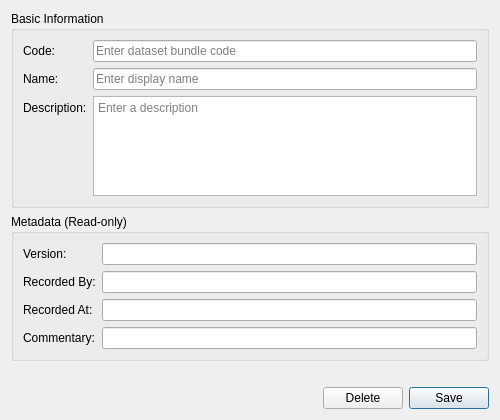
Qt form projects/ores.qt/ui/DatasetBundleDetailDialog.ui (OreStudio/OreStudio) before a commit.
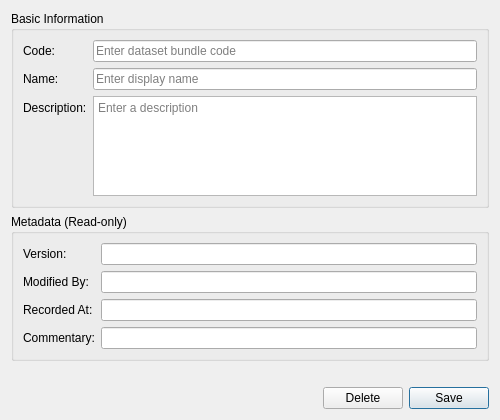
The same form after that commit.

Commit message: [protocol] Fix audit trail metadata: rename recorded_by, remove from wire format

```diff
--- a/projects/ores.qt/ui/DatasetBundleDetailDialog.ui
+++ b/projects/ores.qt/ui/DatasetBundleDetailDialog.ui
@@ -112,7 +112,7 @@
       <item row="1" column="0">
        <widget class="QLabel" name="labelRecordedBy">
         <property name="text">
-         <string>Recorded By:</string>
+         <string>Modified By:</string>
         </property>
        </widget>
       </item>
```
Left out of the diff: 4 changed lines with no effect on the pictures. The commit also changes 473 other files.
